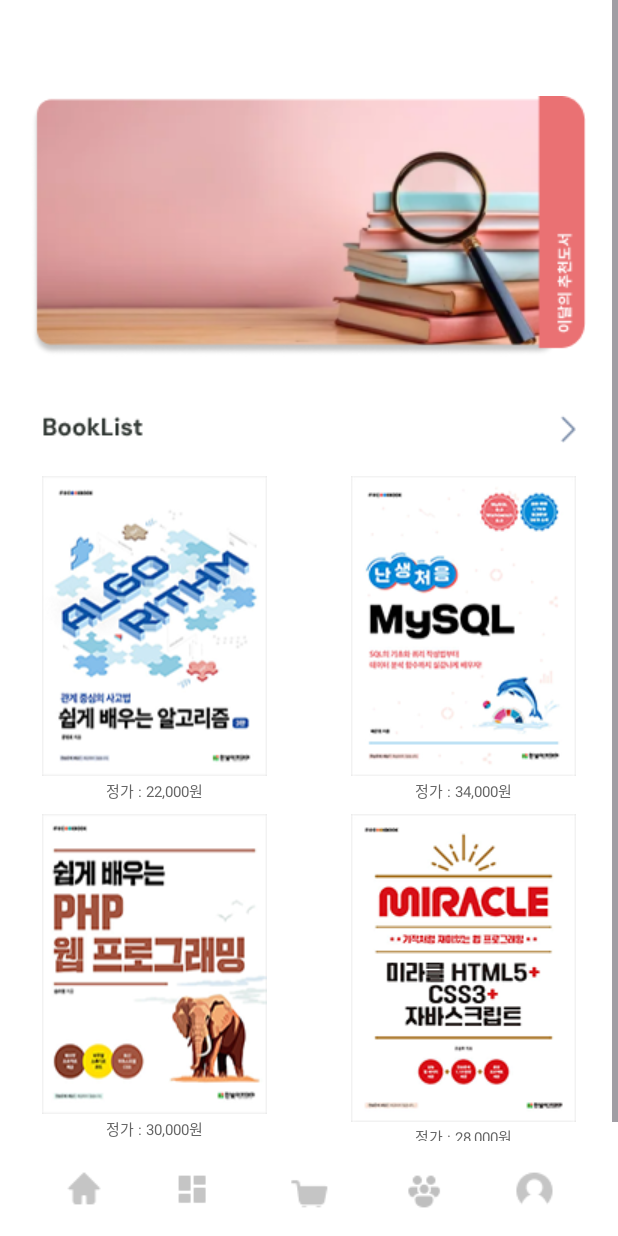
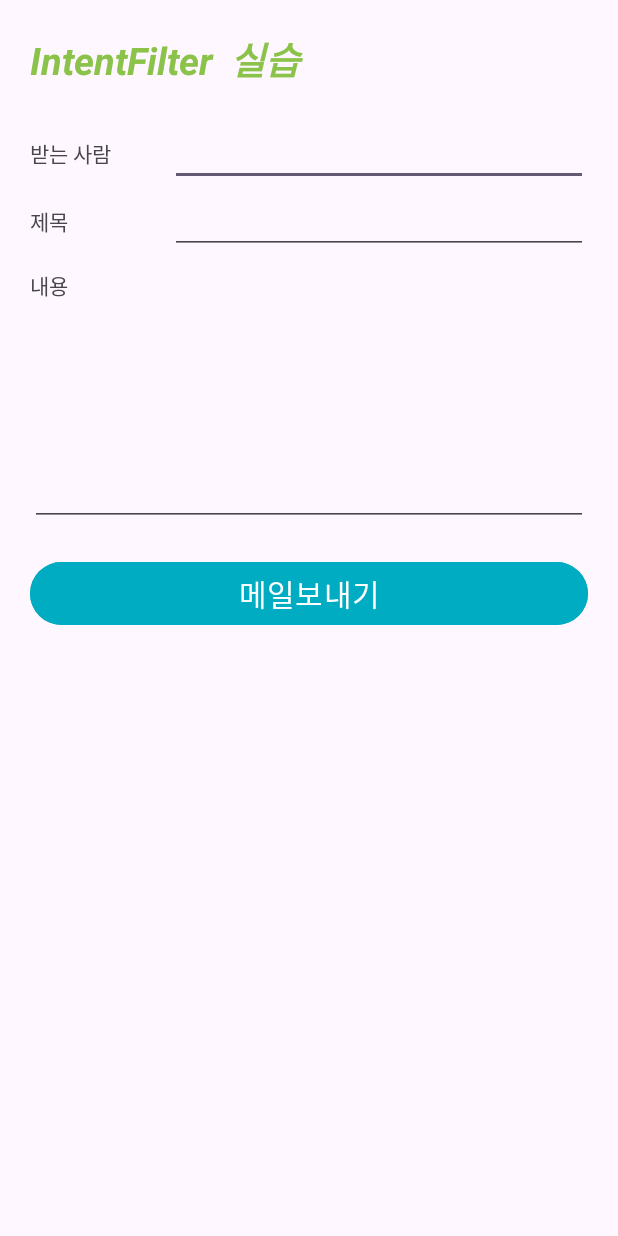
Before and after one commit to hojunssss18293/Kotlin-Android, an Android app: the layout activity_main.xml on its own in the app's theme, with its tools: preview values and no code run, on a phone screen of 412 x 824 dp. Run offline under Robolectric (Android 15) with nearby library versions, the phone set to English and light mode, and no system bars.

Commit message:
6. 06. 액티비티 전환

```diff
--- a/BookMarket/app/src/main/AndroidManifest.xml
+++ b/BookMarket/app/src/main/AndroidManifest.xml
@@ -20,6 +20,9 @@
                 <action android:name="android.intent.action.MAIN" />
 
                 <category android:name="android.intent.category.LAUNCHER" />
+                <action android:name="android.intent.action.SEND" />
+                <category android:name="android.intent.category.DEFAULT" />
+                <data android:mimeType="message/rfc822" />
             </intent-filter>
         </activity>
         <activity
--- a/BookMarket/app/src/main/java/com/example/bookmarket/MainActivity.kt
+++ b/BookMarket/app/src/main/java/com/example/bookmarket/MainActivity.kt
@@ -1,48 +1,38 @@
 package com.example.bookmarket
 
+import android.content.Intent
 import android.os.Bundle
-import android.view.View
-import android.widget.ImageView
-import android.widget.Toast
+import android.widget.Button
+import android.widget.EditText
+import androidx.activity.enableEdgeToEdge
 import androidx.appcompat.app.AppCompatActivity
+import androidx.core.view.ViewCompat
+import androidx.core.view.WindowInsetsCompat
 
-// 책 5장 방식: 액티비티가 View.OnClickListener 를 구현해서 클릭 이벤트를 한 곳에서 처리
-class MainActivity : AppCompatActivity(), View.OnClickListener {
-
-    // 변수 선언하기
-    lateinit var book1: ImageView
-    lateinit var book2: ImageView
-    lateinit var book3: ImageView
-    lateinit var book4: ImageView
-
+class MainActivity : AppCompatActivity() {
     override fun onCreate(savedInstanceState: Bundle?) {
         super.onCreate(savedInstanceState)
+        enableEdgeToEdge()
         setContentView(R.layout.activity_main)
+        ViewCompat.setOnApplyWindowInsetsListener(findViewById(R.id.main)) { v, insets ->
+            val systemBars = insets.getInsets(WindowInsetsCompat.Type.systemBars())
+            v.setPadding(systemBars.left, systemBars.top, systemBars.right, systemBars.bottom)
+            insets
+        }
+        val etObj01 : EditText = findViewById(R.id.editText1)
+        val etObj02 : EditText = findViewById(R.id.editText2)
+        val etObj03 : EditText = findViewById(R.id.editText3)
 
-        // 위젯 id 가져오기
-        book1 = findViewById(R.id.imgBook1)
-        book2 = findViewById(R.id.imgBook2)
-        book3 = findViewById(R.id.imgBook3)
-        book4 = findViewById(R.id.imgBook4)
+        val button : Button = findViewById(R.id.button)
 
-        // 이벤트 리스너 등록하기
-        book1.setOnClickListener(this)
-        book2.setOnClickListener(this)
-        book3.setOnClickListener(this)
-        book4.setOnClickListener(this)
-    }
-
-    // 이벤트 처리하기
-    override fun onClick(v: View?) {
-        when (v?.id) {
-            R.id.imgBook1 -> showTitle("쉽게 배우는 알고리즘")
-            R.id.imgBook2 -> showTitle("난생처음 MySQL")
-            R.id.imgBook3 -> showTitle("쉽게 배우는 PHP 웹 프로그래밍")
-            R.id.imgBook4 -> showTitle("미라클 HTML5+CSS3+자바스크립트")
+        button.setOnClickListener {
+            val intent = Intent(Intent.ACTION_SEND)
+            intent.type = "message/rfc822"
+            intent.putExtra(Intent.EXTRA_EMAIL, arrayOf(etObj01.text.toString()))
+            intent.putExtra(Intent.EXTRA_SUBJECT,  etObj02.text.toString())
+            intent.putExtra(Intent.EXTRA_TEXT, etObj03.text.toString())
+            val intent2 = Intent.createChooser(intent, "앱을 선택하세요")
+            startActivity(intent2)
         }
     }
-
-    private fun showTitle(title: String) {
-        Toast.makeText(applicationContext, title, Toast.LENGTH_SHORT).show()
-    }
 }
--- a/BookMarket/app/src/main/res/layout/activity_main.xml
+++ b/BookMarket/app/src/main/res/layout/activity_main.xml
@@ -1,156 +1,103 @@
 <?xml version="1.0" encoding="utf-8"?>
 <LinearLayout xmlns:android="http://schemas.android.com/apk/res/android"
+    xmlns:app="http://schemas.android.com/apk/res-auto"
+    xmlns:tools="http://schemas.android.com/tools"
     android:id="@+id/main"
     android:layout_width="match_parent"
     android:layout_height="match_parent"
-    android:background="#FFFFFF"
-    android:fitsSystemWindows="true"
-    android:orientation="vertical">
+    android:layout_margin="20dp"
+    android:orientation="vertical"
+    tools:context=".MainActivity">
 
-    <ScrollView
+    <TextView
+        android:id="@+id/textView"
         android:layout_width="match_parent"
-        android:layout_height="0dp"
-        android:layout_weight="1">
+        android:layout_height="wrap_content"
+        android:gravity="left"
+        android:text="IntentFilter  실습"
+        android:textColor="#8BC34A"
+        android:textSize="25sp"
+        android:textStyle="bold|italic" />
 
     <LinearLayout
         android:layout_width="match_parent"
         android:layout_height="wrap_content"
-            android:orientation="vertical">
+        android:layout_marginTop="20dp"
+        android:orientation="horizontal">
 
-            <ImageView
-                android:id="@+id/imgBanner"
-                android:layout_width="wrap_content"
+        <TextView
+            android:id="@+id/textView2"
+            android:layout_width="match_parent"
             android:layout_height="wrap_content"
-                android:layout_gravity="center_horizontal"
-                android:layout_marginTop="64dp"
-                android:src="@drawable/books_banner" />
+            android:layout_weight="3"
+            android:text="받는 사람" />
 
-            <ImageView
-                android:id="@+id/imgTitle"
-                android:layout_width="wrap_content"
+        <EditText
+            android:id="@+id/editText1"
+            android:layout_width="match_parent"
             android:layout_height="wrap_content"
-                android:layout_gravity="center_horizontal"
-                android:layout_marginTop="36dp"
-                android:layout_marginBottom="22dp"
-                android:src="@drawable/books_title" />
+            android:layout_weight="1"
+            android:ems="10"
+            android:inputType="text" />
+    </LinearLayout>
 
-            <!-- 첫째 줄 -->
     <LinearLayout
         android:layout_width="match_parent"
         android:layout_height="wrap_content"
         android:orientation="horizontal">
 
-                <LinearLayout
-                    android:layout_width="0dp"
+        <TextView
+            android:id="@+id/textView3"
+            android:layout_width="match_parent"
+            android:layout_height="wrap_content"
+            android:layout_weight="3"
+            android:text="제목" />
+
+        <EditText
+            android:id="@+id/editText2"
+            android:layout_width="match_parent"
             android:layout_height="wrap_content"
             android:layout_weight="1"
-                    android:orientation="vertical">
-
-                    <ImageView
-                        android:id="@+id/imgBook1"
-                        android:layout_width="wrap_content"
-                        android:layout_height="wrap_content"
-                        android:layout_gravity="center_horizontal"
-                        android:src="@drawable/books_book1" />
-
-                    <TextView
-                        android:layout_width="wrap_content"
-                        android:layout_height="wrap_content"
-                        android:layout_gravity="center_horizontal"
-                        android:paddingTop="2dp"
-                        android:paddingBottom="8dp"
-                        android:text="정가 : 22,000원"
-                        android:textColor="#666666"
-                        android:textSize="10sp" />
+            android:ems="10"
+            android:inputType="text" />
     </LinearLayout>
 
-                <LinearLayout
-                    android:layout_width="0dp"
-                    android:layout_height="wrap_content"
-                    android:layout_weight="1"
-                    android:orientation="vertical">
-
-                    <ImageView
-                        android:id="@+id/imgBook2"
-                        android:layout_width="wrap_content"
-                        android:layout_height="wrap_content"
-                        android:layout_gravity="center_horizontal"
-                        android:src="@drawable/books_book2" />
-
-                    <TextView
-                        android:layout_width="wrap_content"
-                        android:layout_height="wrap_content"
-                        android:layout_gravity="center_horizontal"
-                        android:paddingTop="2dp"
-                        android:paddingBottom="8dp"
-                        android:text="정가 : 34,000원"
-                        android:textColor="#666666"
-                        android:textSize="10sp" />
-                </LinearLayout>
-            </LinearLayout>
-
-            <!-- 둘째 줄 -->
     <LinearLayout
         android:layout_width="match_parent"
         android:layout_height="wrap_content"
         android:orientation="horizontal">
 
-                <LinearLayout
-                    android:layout_width="0dp"
+        <TextView
+            android:id="@+id/textView4"
+            android:layout_width="match_parent"
             android:layout_height="wrap_content"
-                    android:layout_weight="1"
-                    android:orientation="vertical">
-
-                    <ImageView
-                        android:id="@+id/imgBook3"
-                        android:layout_width="wrap_content"
-                        android:layout_height="wrap_content"
-                        android:layout_gravity="center_horizontal"
-                        android:src="@drawable/books_book3" />
-
-                    <TextView
-                        android:layout_width="wrap_content"
-                        android:layout_height="wrap_content"
-                        android:layout_gravity="center_horizontal"
-                        android:paddingTop="2dp"
-                        android:paddingBottom="8dp"
-                        android:text="정가 : 30,000원"
-                        android:textColor="#666666"
-                        android:textSize="10sp" />
+            android:layout_marginTop="10dp"
+            android:layout_weight="3"
+            android:text="내용" />
     </LinearLayout>
 
     <LinearLayout
-                    android:layout_width="0dp"
+        android:layout_width="match_parent"
+        android:layout_height="150dp"
+        android:orientation="horizontal">
+
+        <EditText
+            android:id="@+id/editText3"
+            android:layout_width="match_parent"
+            android:layout_height="match_parent"
+            android:layout_weight="1"
+            android:ems="10"
+            android:gravity="top"
+            android:inputType="textMultiLine" />
+    </LinearLayout>
+
+    <Button
+        android:id="@+id/button"
+        android:layout_width="match_parent"
         android:layout_height="wrap_content"
-                    android:layout_weight="1"
-                    android:orientation="vertical">
-
-                    <ImageView
-                        android:id="@+id/imgBook4"
-                        android:layout_width="wrap_content"
-                        android:layout_height="wrap_content"
-                        android:layout_gravity="center_horizontal"
-                        android:src="@drawable/books_book4" />
-
-                    <TextView
-                        android:layout_width="wrap_content"
-                        android:layout_height="wrap_content"
-                        android:layout_gravity="center_horizontal"
-                        android:paddingTop="2dp"
-                        android:paddingBottom="8dp"
-                        android:text="정가 : 28,000원"
-                        android:textColor="#666666"
-                        android:textSize="10sp" />
-                </LinearLayout>
-            </LinearLayout>
-        </LinearLayout>
-    </ScrollView>
-
-    <ImageView
-        android:id="@+id/imgBottom"
-        android:layout_width="wrap_content"
-        android:layout_height="wrap_content"
-        android:layout_gravity="center_horizontal"
-        android:src="@drawable/menu_bottom" />
+        android:layout_marginTop="20dp"
+        android:backgroundTint="#00ACC1"
+        android:text="메일보내기"
+        android:textSize="20sp" />
 
 </LinearLayout>
```
Lines whose indentation alone changed are shown as unchanged.
